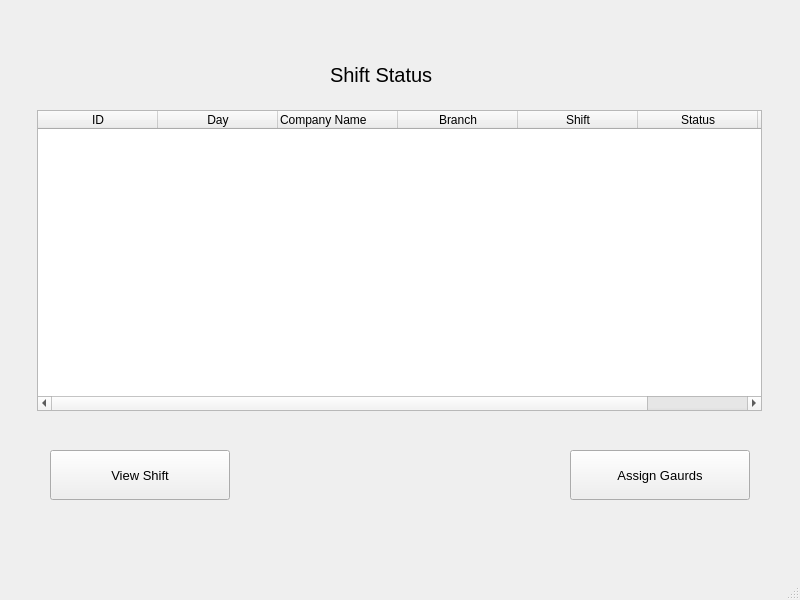
Above: shift_table.ui from MikaalImam/DBMS_proj before the change. Below: the same form after it.
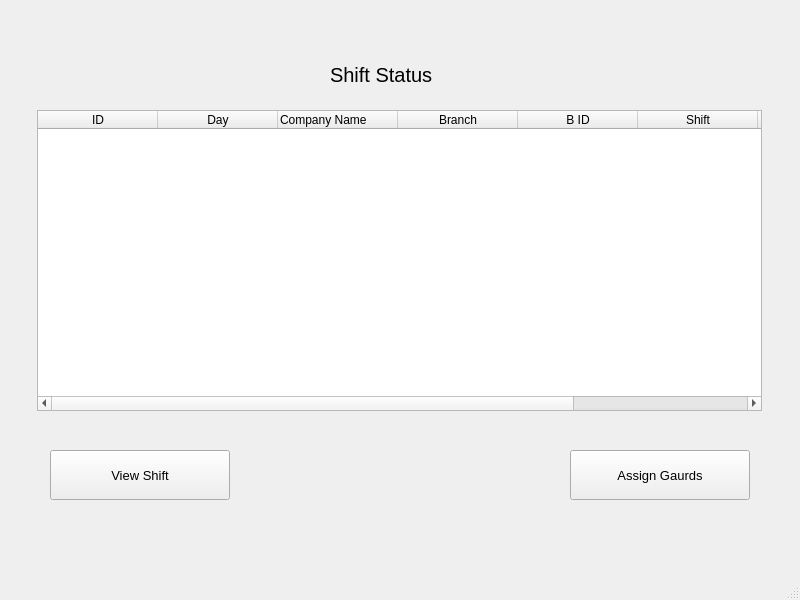
That is the form after the change.

What changed in the file:
```diff
--- a/shift_table.ui
+++ b/shift_table.ui
@@ -76,6 +76,14 @@
       <string>Branch</string>
      </property>
     </column>
+    <column>
+     <property name="text">
+      <string>B ID</string>
+     </property>
+     <property name="whatsThis">
+      <string/>
+     </property>
+    </column>
     <column>
      <property name="text">
       <string>Shift</string>
```
Left out of the diff: 3 changed lines with no effect on the pictures.
